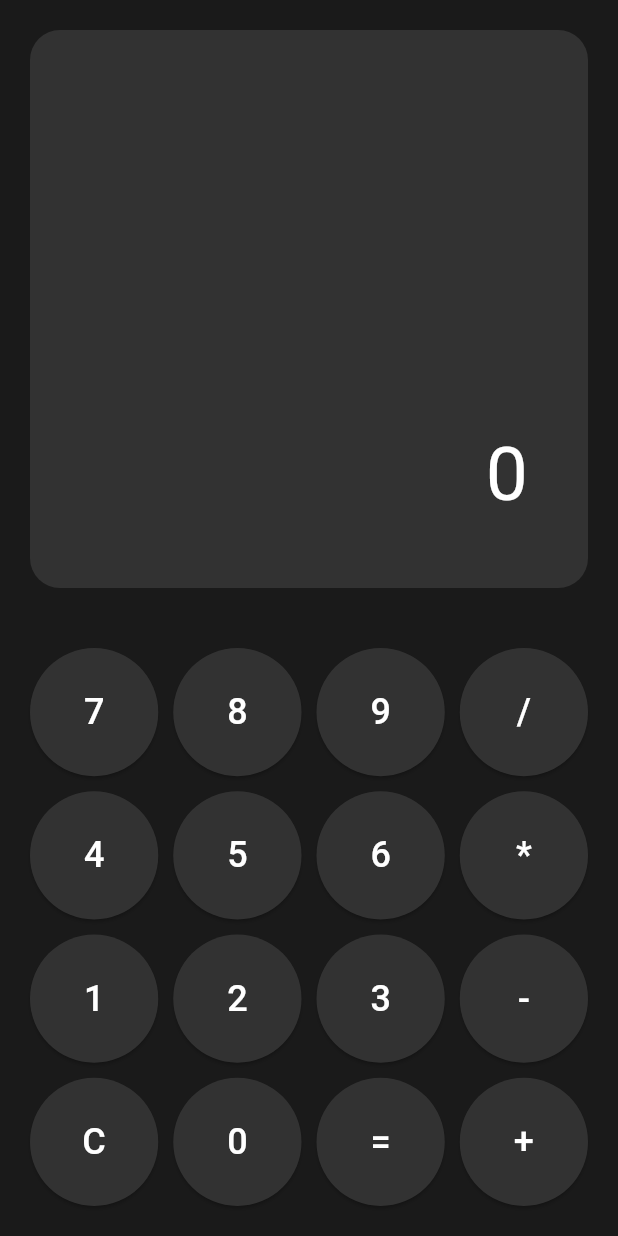
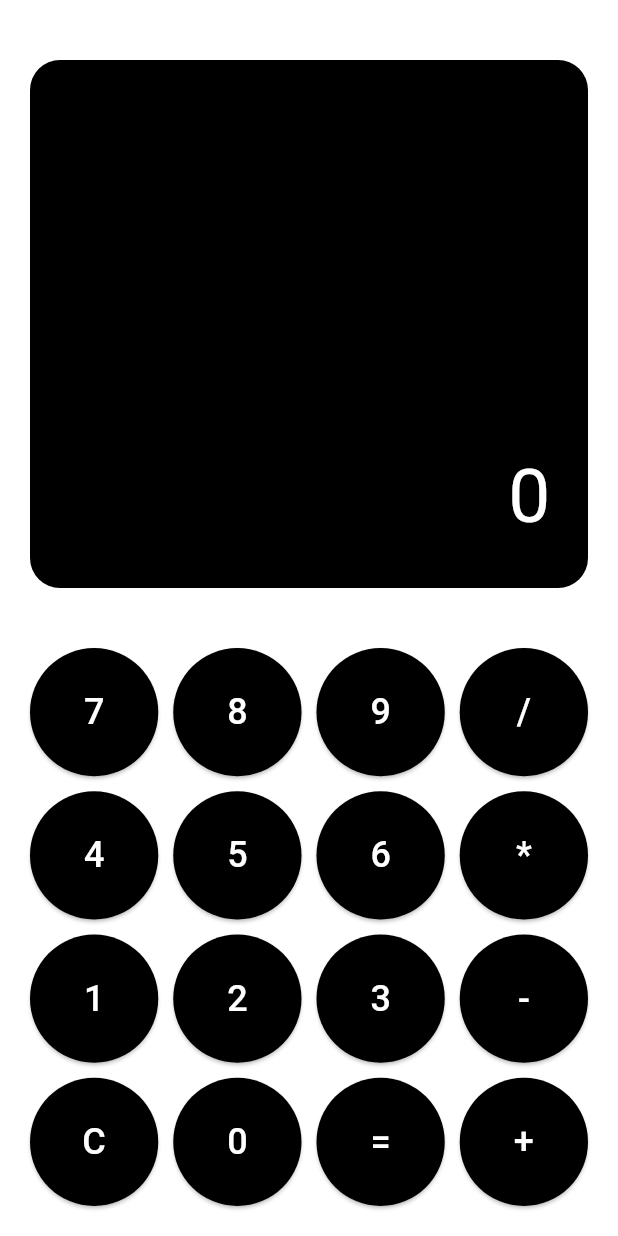
Before and after one commit to abisri99/flutter-calc, a Flutter app: the screen it shows after launch, on a phone screen of 412 x 824 dp. Run offline on Flutter 3.47's test engine with Material 3 defaults, Android fonts, the phone set to English and light mode, and no system bars; drawn by our look-alikes of dynamic_color.

Commit message:
feat(dynamic colors): implementing dynamic colors with the dynamic_colors pkg

```diff
--- a/lib/main.dart
+++ b/lib/main.dart
@@ -1,4 +1,5 @@
 import "package:calc/views/calculator_screen.dart";
+import "package:dynamic_color/dynamic_color.dart";
 import "package:flutter/material.dart";
 
 void main() {
@@ -10,9 +11,19 @@ class MyApp extends StatelessWidget {
 
   @override
   Widget build(BuildContext context) {
-    return MaterialApp(
-      debugShowCheckedModeBanner: false,
-      home: Home(),
+    return DynamicColorBuilder(
+      builder: (lightDyamic, darkDynamic) {
+        return MaterialApp(
+          debugShowCheckedModeBanner: false,
+          theme: ThemeData(
+            colorScheme: lightDyamic ?? ColorScheme.light(),
+          ),
+          darkTheme: ThemeData(
+            colorScheme: darkDynamic ?? ColorScheme.dark(),
+          ),
+          home: Home(),
+        );
+      },
     );
   }
 }
--- a/lib/views/calculator_screen.dart
+++ b/lib/views/calculator_screen.dart
@@ -1,5 +1,6 @@
 import 'package:calc/widgets/custom_button.dart';
 import 'package:flutter/material.dart';
+import 'package:dynamic_color/dynamic_color.dart';
 
 class Home extends StatefulWidget {
   Home({Key? key}) : super(key: key);
@@ -9,9 +10,6 @@ class Home extends StatefulWidget {
 }
 
 class _HomeState extends State<Home> {
-  Color bg = Color(0xff1a1a1a);
-  Color accent = Color(0xff323232);
-
   // List of button labels for the calculator
   List<String> buttonLabels = [
     '7',
@@ -38,6 +36,9 @@ class _HomeState extends State<Home> {
 
   @override
   Widget build(BuildContext context) {
+    final ColorScheme = Theme.of(context).colorScheme;
+    final Color bg = ColorScheme.surface;
+    final Color accent = ColorScheme.onSecondary;
     return Scaffold(
       backgroundColor: bg,
       body: Column(
@@ -45,8 +46,8 @@ class _HomeState extends State<Home> {
           // Expanded widget to make the container take up remaining space
           Expanded(
             child: Container(
-              margin: EdgeInsets.all(20),
-              padding: EdgeInsets.all(40),
+              margin: EdgeInsets.only(top: 40, right: 20, left: 20, bottom: 20),
+              padding: EdgeInsets.all(25),
               decoration: BoxDecoration(
                 color: accent,
                 borderRadius: BorderRadius.circular(20),
@@ -64,7 +65,7 @@ class _HomeState extends State<Home> {
           ),
           // Align widget to position the button grid at the bottom
           Align(
-            alignment: Alignment.bottomCenter,
+            alignment: Alignment.bottomRight,
             child: Container(
               padding: EdgeInsets.all(20),
               child: GridView.builder(
--- a/pubspec.yaml
+++ b/pubspec.yaml
@@ -1,5 +1,5 @@
 name: calc
-description: "A new Flutter project."
+description: "an intuitive calculator implementation"
 # The following line prevents the package from being accidentally published to
 # pub.dev using `flutter pub publish`. This is preferred for private packages.
 publish_to: 'none' # Remove this line if you wish to publish to pub.dev
@@ -35,6 +35,7 @@ dependencies:
   # The following adds the Cupertino Icons font to your application.
   # Use with the CupertinoIcons class for iOS style icons.
   cupertino_icons: ^1.0.6
+  dynamic_color: ^1.7.0
 
 dev_dependencies:
   flutter_test:
```
Also changed, not shown: pubspec.lock, 5 other files.
